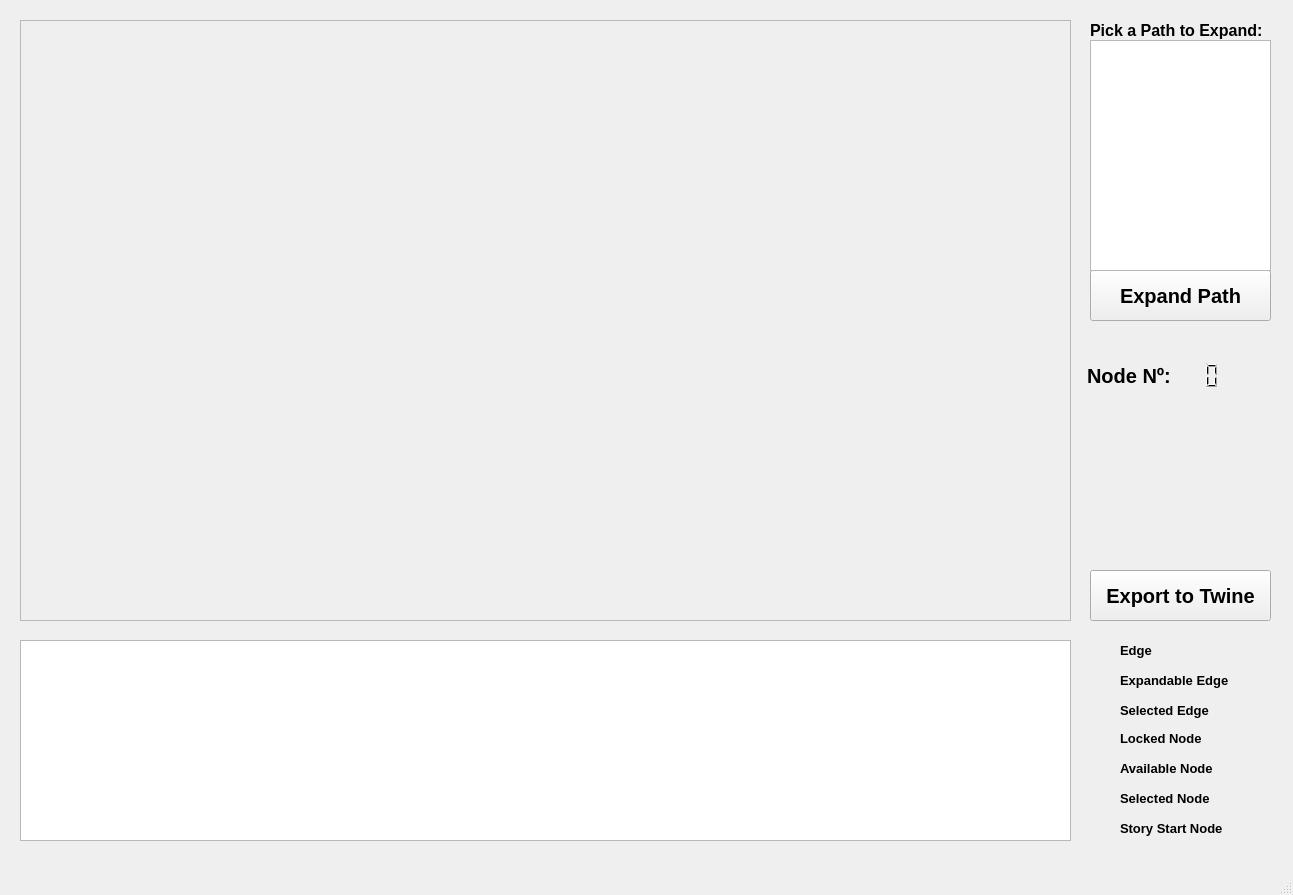
Qt form Main.ui (fuzzyCute/Thesis) before a commit.
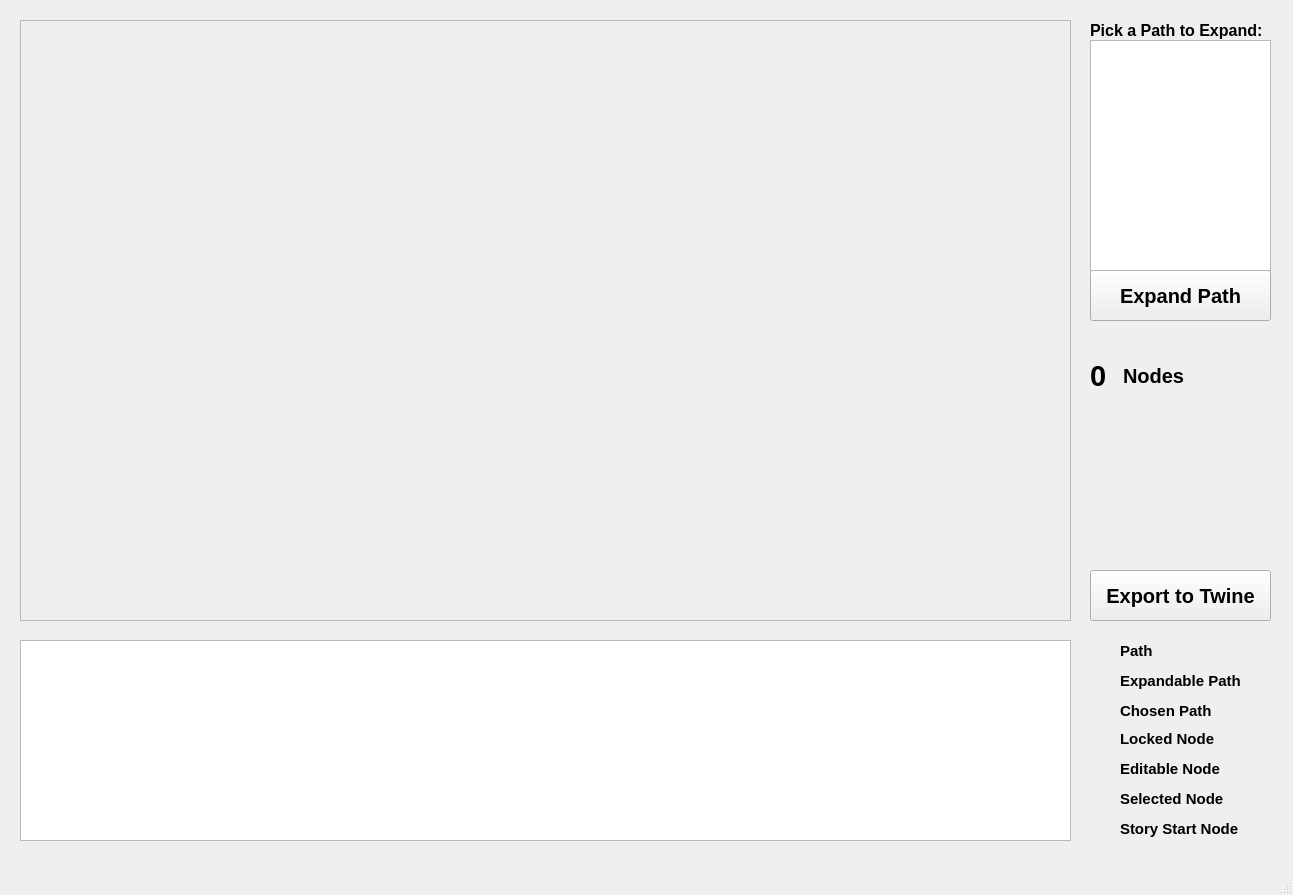
The same form after that commit. Icons and pictures are not drawn.

What changed in the file:
```diff
--- a/Main.ui
+++ b/Main.ui
@@ -173,9 +173,9 @@
    <widget class="QLabel" name="label">
     <property name="geometry">
      <rect>
-      <x>1087</x>
+      <x>1123</x>
       <y>360</y>
-      <width>101</width>
+      <width>90</width>
       <height>31</height>
      </rect>
     </property>
@@ -187,30 +187,7 @@
      </font>
     </property>
     <property name="text">
-     <string>Node Nº:</string>
-    </property>
-   </widget>
-   <widget class="QLCDNumber" name="node_counter">
-    <property name="geometry">
-     <rect>
-      <x>1150</x>
-      <y>360</y>
-      <width>71</width>
-      <height>31</height>
-     </rect>
-    </property>
-    <property name="font">
-     <font>
-      <family>Arial</family>
-      <pointsize>15</pointsize>
-      <bold>true</bold>
-     </font>
-    </property>
-    <property name="frameShape">
-     <enum>QFrame::NoFrame</enum>
-    </property>
-    <property name="intValue" stdset="0">
-     <number>0</number>
+     <string>Nodes</string>
     </property>
    </widget>
    <widget class="QLabel" name="label_2">
@@ -244,12 +221,12 @@
     </property>
     <property name="font">
      <font>
-      <pointsize>10</pointsize>
+      <pointsize>11</pointsize>
       <bold>true</bold>
      </font>
     </property>
     <property name="text">
-     <string>Expandable Edge</string>
+     <string>Expandable Path</string>
     </property>
    </widget>
    <widget class="QLabel" name="label_4">
@@ -263,12 +240,12 @@
     </property>
     <property name="font">
      <font>
-      <pointsize>10</pointsize>
+      <pointsize>11</pointsize>
       <bold>true</bold>
      </font>
     </property>
     <property name="text">
-     <string>Edge</string>
+     <string>Path</string>
     </property>
    </widget>
    <widget class="QLabel" name="label_5">
@@ -282,7 +259,7 @@
     </property>
     <property name="font">
      <font>
-      <pointsize>10</pointsize>
+      <pointsize>11</pointsize>
       <bold>true</bold>
      </font>
     </property>
@@ -295,13 +272,13 @@
      <rect>
       <x>1120</x>
       <y>818</y>
-      <width>121</width>
+      <width>131</width>
       <height>21</height>
      </rect>
     </property>
     <property name="font">
      <font>
-      <pointsize>10</pointsize>
+      <pointsize>11</pointsize>
       <bold>true</bold>
      </font>
     </property>
@@ -377,12 +354,12 @@
     </property>
     <property name="font">
      <font>
-      <pointsize>10</pointsize>
+      <pointsize>11</pointsize>
       <bold>true</bold>
      </font>
     </property>
     <property name="text">
-     <string>Available Node</string>
+     <string>Editable Node</string>
     </property>
    </widget>
    <widget class="QLabel" name="label_11">
@@ -396,7 +373,7 @@
     </property>
     <property name="font">
      <font>
-      <pointsize>10</pointsize>
+      <pointsize>11</pointsize>
       <bold>true</bold>
      </font>
     </property>
@@ -434,26 +411,26 @@
     </property>
     <property name="font">
      <font>
-      <pointsize>10</pointsize>
+      <pointsize>11</pointsize>
       <bold>true</bold>
      </font>
     </property>
     <property name="text">
-     <string>Selected Edge</string>
+     <string>Chosen Path</string>
     </property>
    </widget>
    <widget class="QLabel" name="label_14">
     <property name="geometry">
      <rect>
       <x>1100</x>
-      <y>700</y>
+      <y>702</y>
       <width>20</width>
       <height>20</height>
      </rect>
     </property>
     <property name="font">
      <font>
-      <pointsize>10</pointsize>
+      <pointsize>11</pointsize>
       <bold>true</bold>
      </font>
     </property>
@@ -465,14 +442,14 @@
     <property name="geometry">
      <rect>
       <x>1100</x>
-      <y>670</y>
+      <y>672</y>
       <width>20</width>
       <height>20</height>
      </rect>
     </property>
     <property name="font">
      <font>
-      <pointsize>10</pointsize>
+      <pointsize>11</pointsize>
       <bold>true</bold>
      </font>
     </property>
@@ -484,14 +461,14 @@
     <property name="geometry">
      <rect>
       <x>1100</x>
-      <y>640</y>
+      <y>642</y>
       <width>20</width>
       <height>20</height>
      </rect>
     </property>
     <property name="font">
      <font>
-      <pointsize>10</pointsize>
+      <pointsize>11</pointsize>
       <bold>true</bold>
      </font>
     </property>
@@ -499,6 +476,26 @@
      <string>&lt;html&gt;&lt;head/&gt;&lt;body&gt;&lt;p&gt;&lt;img src=&quot;imgs/edge_normal.png&quot;/&gt;&lt;/p&gt;&lt;/body&gt;&lt;/html&gt;</string>
     </property>
    </widget>
+   <widget class="QLabel" name="lbl_counter">
+    <property name="geometry">
+     <rect>
+      <x>1090</x>
+      <y>350</y>
+      <width>40</width>
+      <height>51</height>
+     </rect>
+    </property>
+    <property name="font">
+     <font>
+      <family>Arial</family>
+      <pointsize>22</pointsize>
+      <bold>true</bold>
+     </font>
+    </property>
+    <property name="text">
+     <string>0</string>
+    </property>
+   </widget>
   </widget>
   <widget class="QMenuBar" name="menubar">
    <property name="geometry">
```
Left out of the diff: 8 changed lines with no effect on the pictures.
